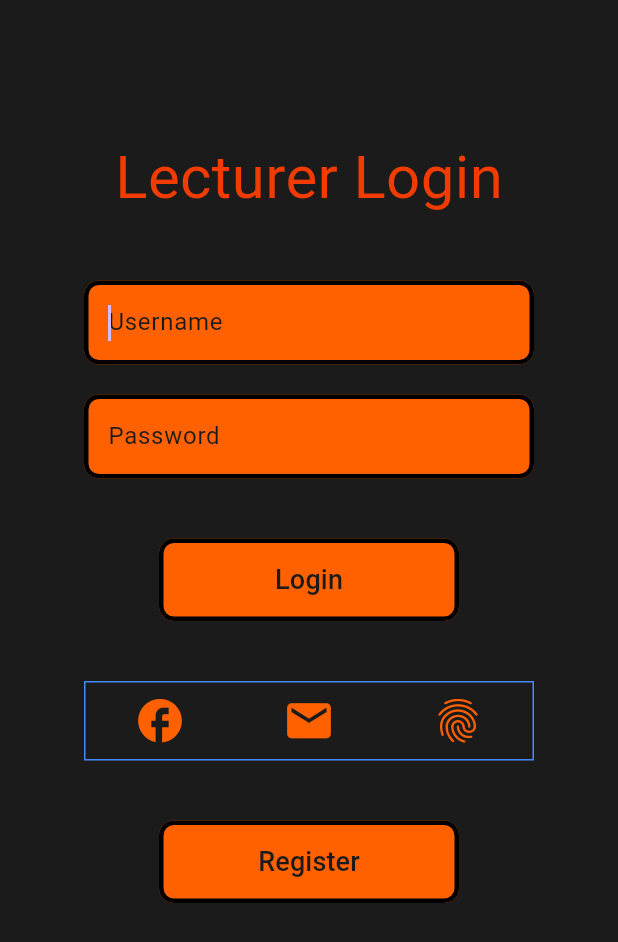
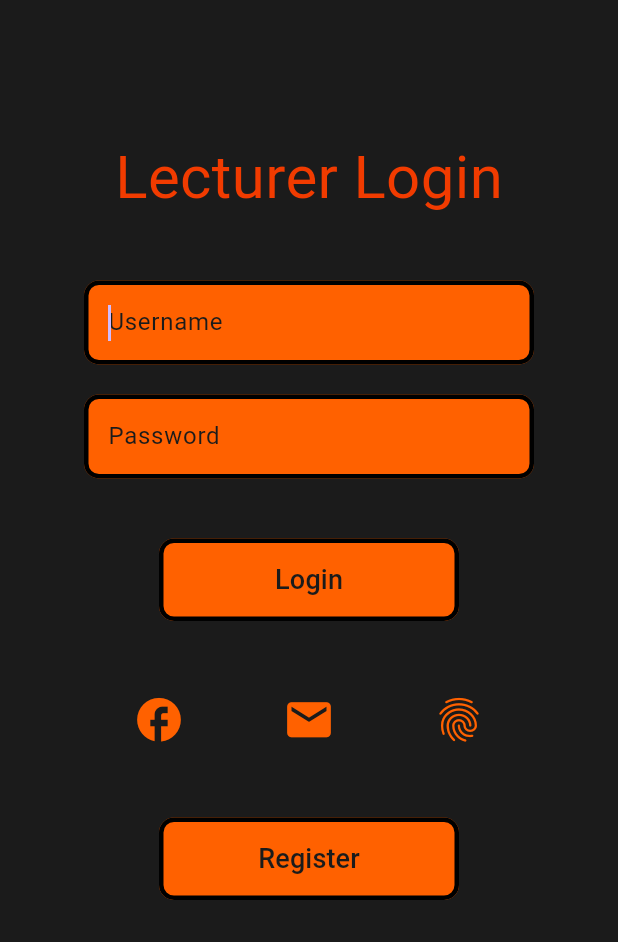
Before and after one commit to dorstern3/Students-List, a Flutter app: the screen it shows after launch, on a phone screen of 412 x 824 dp. Shown: the top 942 px of the screen. Run offline on Flutter 3.47's test engine with Material 3 defaults, Android fonts, the phone set to English and light mode, and no system bars; our stand-ins replace firebase_auth, firebase_core, google_sign_in, local_auth; missing offline and left inert: flutter_facebook_auth; accounts and stored records are empty.

Commit message:
finish 1

```diff
--- a/list_students/lib/pages/login.dart
+++ b/list_students/lib/pages/login.dart
@@ -65,8 +65,6 @@ class _LoginState extends State<Login> {
               ),
               Container(
                 width: 300,
-                decoration:
-                    BoxDecoration(border: Border.all(color: Colors.blueAccent)),
                 child: const Row(
                   mainAxisAlignment: MainAxisAlignment.spaceAround,
                   crossAxisAlignment: CrossAxisAlignment.center,
```
